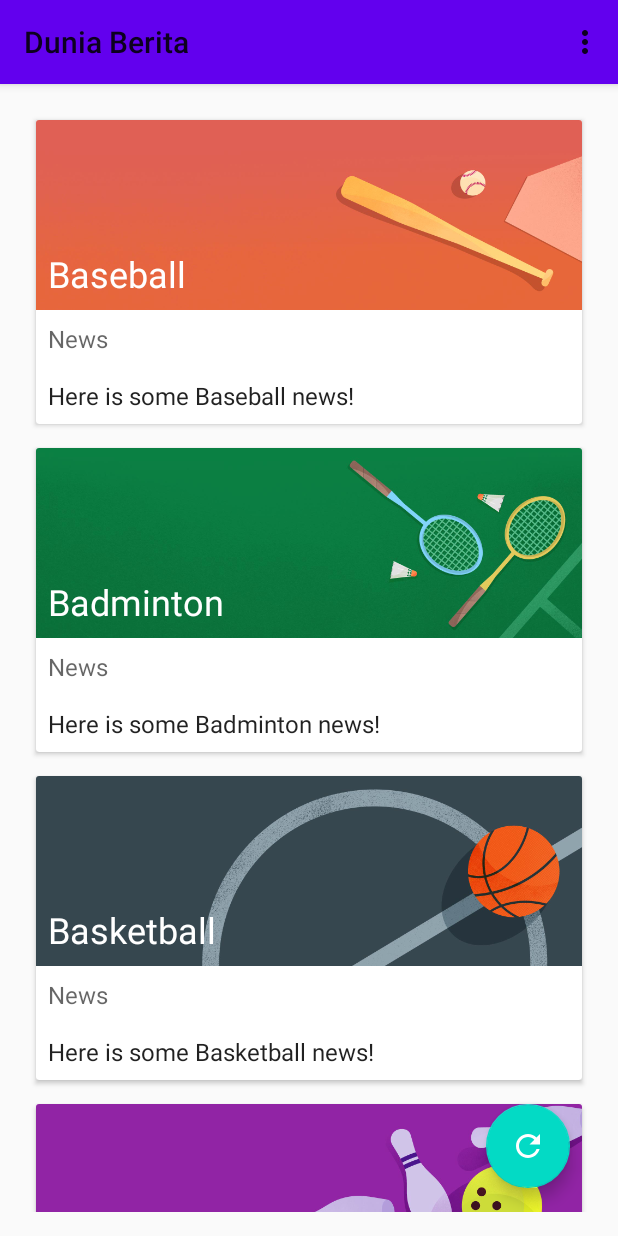
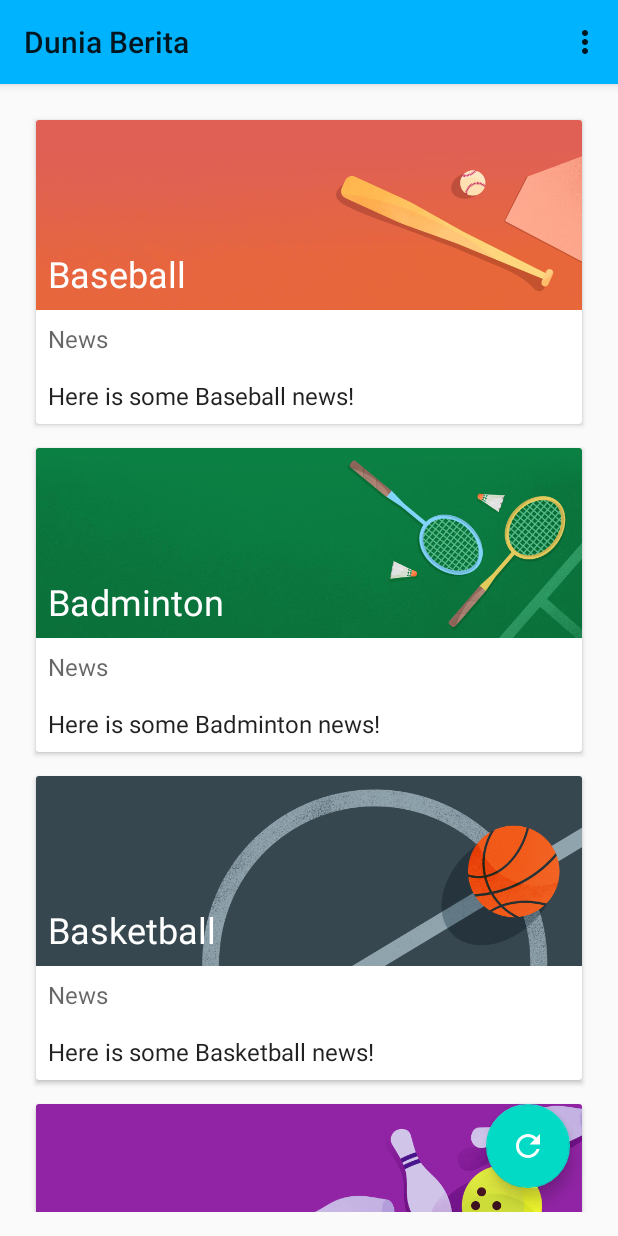
Before and after one commit to maulanaalfiqih/capstoneproject, an Android app: the screen it shows after launch (MainActivity), on a phone screen of 412 x 824 dp. Run offline under Robolectric (Android 15) with nearby library versions, the phone set to English and light mode, and no system bars.

```diff
--- a/app/src/main/res/values/themes.xml
+++ b/app/src/main/res/values/themes.xml
@@ -3,8 +3,8 @@
     <style name="Theme.Githubtes" parent="Theme.AppCompat.DayNight">
         <!-- Primary brand color. -->
 
-        <item name="colorPrimary">@color/purple_500</item>
-        <item name="colorPrimaryDark">@color/purple_700</item>
+        <item name="colorPrimary">#00B3FE</item>
+        <item name="colorPrimaryDark">#0083BA</item>
         <item name="colorAccent">@color/teal_200</item>
         <!-- Customize your theme here. -->
     </style>
```
